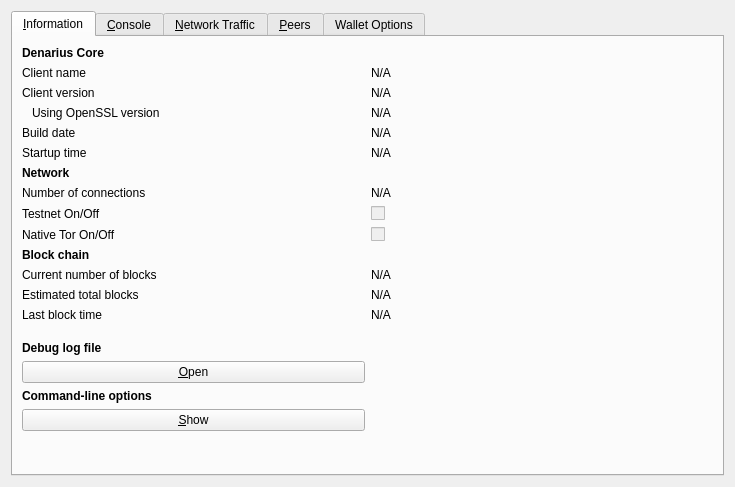
metaspartan/denarius, file src/qt/forms/rpcconsole.ui: the form before one commit.
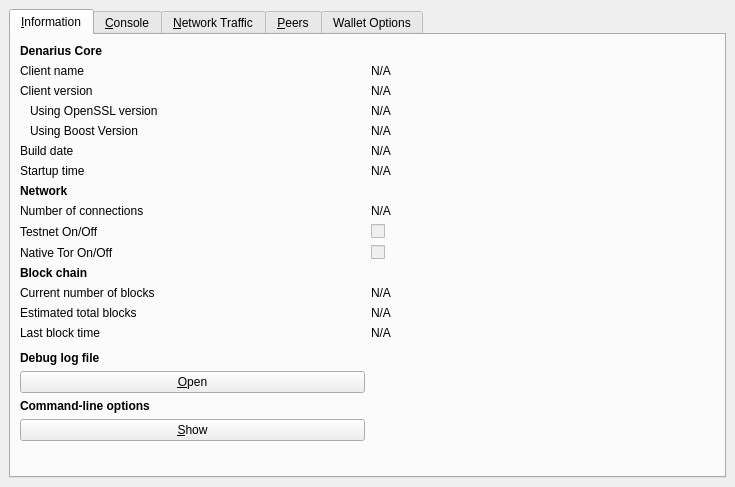
The form after the commit. The open tabs and pages were chosen to show the change. Icons and pictures are not drawn. Custom widgets are drawn as their Qt base class.

Commit message: Add Boost Version, Fixes for Boost v1.73 and greater, BOOST_FOREACH updates, and some more OpenSSL work

Patch:
```diff
--- a/src/qt/forms/rpcconsole.ui
+++ b/src/qt/forms/rpcconsole.ui
@@ -13,9 +13,15 @@
   <property name="windowTitle">
    <string>Denarius - Debug window</string>
   </property>
-  <layout class="QGridLayout" name="gridLayout_5">
-   <item row="0" column="0">
     <widget class="QTabWidget" name="tabWidget">
+   <property name="geometry">
+    <rect>
+     <x>9</x>
+     <y>9</y>
+     <width>717</width>
+     <height>469</height>
+    </rect>
+   </property>
      <property name="currentIndex">
       <number>4</number>
      </property>
@@ -24,7 +30,7 @@
        <string>&amp;Information</string>
       </attribute>
       <layout class="QGridLayout" name="gridLayout">
-       <item row="8" column="1">
+     <item row="11" column="1">
         <widget class="QCheckBox" name="isTestNet">
          <property name="enabled">
           <bool>false</bool>
@@ -103,7 +109,7 @@
          </property>
         </widget>
        </item>
-       <item row="4" column="1">
+     <item row="7" column="1">
         <widget class="QLabel" name="buildDate">
          <property name="cursor">
           <cursorShape>IBeamCursor</cursorShape>
@@ -119,7 +125,7 @@
          </property>
         </widget>
        </item>
-       <item row="4" column="0">
+     <item row="7" column="0">
         <widget class="QLabel" name="label_12">
          <property name="text">
           <string>Build date</string>
@@ -142,30 +148,30 @@
          </property>
         </widget>
        </item>
-       <item row="7" column="0">
+     <item row="8" column="1">
+      <widget class="QLabel" name="startupTime">
+       <property name="cursor">
+        <cursorShape>IBeamCursor</cursorShape>
+       </property>
+       <property name="text">
+        <string>N/A</string>
+       </property>
+       <property name="textFormat">
+        <enum>Qt::PlainText</enum>
+       </property>
+       <property name="textInteractionFlags">
+        <set>Qt::LinksAccessibleByMouse|Qt::TextSelectableByKeyboard|Qt::TextSelectableByMouse</set>
+       </property>
+      </widget>
+     </item>
+     <item row="10" column="0">
         <widget class="QLabel" name="label_7">
          <property name="text">
           <string>Number of connections</string>
          </property>
         </widget>
        </item>
-       <item row="5" column="1">
-        <widget class="QLabel" name="startupTime">
-         <property name="cursor">
-          <cursorShape>IBeamCursor</cursorShape>
-         </property>
-         <property name="text">
-          <string>N/A</string>
-         </property>
-         <property name="textFormat">
-          <enum>Qt::PlainText</enum>
-         </property>
-         <property name="textInteractionFlags">
-          <set>Qt::LinksAccessibleByMouse|Qt::TextSelectableByKeyboard|Qt::TextSelectableByMouse</set>
-         </property>
-        </widget>
-       </item>
-       <item row="6" column="0">
+     <item row="9" column="0">
         <widget class="QLabel" name="label_11">
          <property name="font">
           <font>
@@ -178,14 +184,7 @@
          </property>
         </widget>
        </item>
-       <item row="5" column="0">
-        <widget class="QLabel" name="label_13">
-         <property name="text">
-          <string>Startup time</string>
-         </property>
-        </widget>
-       </item>
-       <item row="7" column="1">
+     <item row="10" column="1">
         <widget class="QLabel" name="numberOfConnections">
          <property name="cursor">
           <cursorShape>IBeamCursor</cursorShape>
@@ -201,45 +200,81 @@
          </property>
         </widget>
        </item>
-       <item row="8" column="0">
-        <widget class="QLabel" name="label_8">
-         <property name="text">
-          <string>Testnet On/Off</string>
-         </property>
-        </widget>
-       </item>
-       <item row="9" column="1">
-        <widget class="QCheckBox" name="isNativeTor">
-         <property name="enabled">
-          <bool>false</bool>
-         </property>
-         <property name="text">
-          <string/>
-         </property>
-        </widget>
-       </item>
-       <item row="9" column="0">
+     <item row="12" column="0">
         <widget class="QLabel" name="label_81">
          <property name="text">
           <string>Native Tor On/Off</string>
          </property>
         </widget>
        </item>
-       <item row="13" column="0">
+     <item row="12" column="1">
+      <widget class="QCheckBox" name="isNativeTor">
+       <property name="enabled">
+        <bool>false</bool>
+       </property>
+       <property name="text">
+        <string/>
+       </property>
+      </widget>
+     </item>
+     <item row="11" column="0">
+      <widget class="QLabel" name="label_8">
+       <property name="text">
+        <string>Testnet On/Off</string>
+       </property>
+      </widget>
+     </item>
+     <item row="8" column="0">
+      <widget class="QLabel" name="label_13">
+       <property name="text">
+        <string>Startup time</string>
+       </property>
+      </widget>
+     </item>
+     <item row="16" column="1">
+      <widget class="QLabel" name="numberOfBlocks">
+       <property name="cursor">
+        <cursorShape>IBeamCursor</cursorShape>
+       </property>
+       <property name="text">
+        <string>N/A</string>
+       </property>
+       <property name="textFormat">
+        <enum>Qt::PlainText</enum>
+       </property>
+       <property name="textInteractionFlags">
+        <set>Qt::LinksAccessibleByMouse|Qt::TextSelectableByKeyboard|Qt::TextSelectableByMouse</set>
+       </property>
+      </widget>
+     </item>
+     <item row="19" column="0">
+      <spacer name="verticalSpacer_2">
+       <property name="orientation">
+        <enum>Qt::Vertical</enum>
+       </property>
+       <property name="sizeHint" stdset="0">
+        <size>
+         <width>20</width>
+         <height>20</height>
+        </size>
+       </property>
+      </spacer>
+     </item>
+     <item row="17" column="0">
+      <widget class="QLabel" name="label_4">
+       <property name="text">
+        <string>Estimated total blocks</string>
+       </property>
+      </widget>
+     </item>
+     <item row="16" column="0">
         <widget class="QLabel" name="label_3">
          <property name="text">
           <string>Current number of blocks</string>
          </property>
         </widget>
        </item>
-       <item row="14" column="0">
-        <widget class="QLabel" name="label_4">
-         <property name="text">
-          <string>Estimated total blocks</string>
-         </property>
-        </widget>
-       </item>
-       <item row="12" column="0">
+     <item row="15" column="0">
         <widget class="QLabel" name="label_10">
          <property name="font">
           <font>
@@ -252,72 +287,30 @@
          </property>
         </widget>
        </item>
-       <item row="13" column="1">
-        <widget class="QLabel" name="numberOfBlocks">
-         <property name="cursor">
-          <cursorShape>IBeamCursor</cursorShape>
-         </property>
-         <property name="text">
-          <string>N/A</string>
-         </property>
-         <property name="textFormat">
-          <enum>Qt::PlainText</enum>
-         </property>
-         <property name="textInteractionFlags">
-          <set>Qt::LinksAccessibleByMouse|Qt::TextSelectableByKeyboard|Qt::TextSelectableByMouse</set>
-         </property>
-        </widget>
-       </item>
-       <item row="16" column="0">
-        <spacer name="verticalSpacer_2">
-         <property name="orientation">
-          <enum>Qt::Vertical</enum>
-         </property>
-         <property name="sizeHint" stdset="0">
-          <size>
-           <width>20</width>
-           <height>20</height>
-          </size>
-         </property>
-        </spacer>
-       </item>
-       <item row="19" column="0">
-        <widget class="QLabel" name="labelCLOptions">
-         <property name="font">
-          <font>
-           <weight>75</weight>
-           <bold>true</bold>
-          </font>
-         </property>
-         <property name="text">
-          <string>Command-line options</string>
-         </property>
-        </widget>
-       </item>
-       <item row="15" column="1">
-        <widget class="QLabel" name="lastBlockTime">
-         <property name="cursor">
-          <cursorShape>IBeamCursor</cursorShape>
-         </property>
-         <property name="text">
-          <string>N/A</string>
-         </property>
-         <property name="textFormat">
-          <enum>Qt::PlainText</enum>
-         </property>
-         <property name="textInteractionFlags">
-          <set>Qt::LinksAccessibleByMouse|Qt::TextSelectableByKeyboard|Qt::TextSelectableByMouse</set>
-         </property>
-        </widget>
-       </item>
-       <item row="15" column="0">
+     <item row="18" column="0">
         <widget class="QLabel" name="label_2">
          <property name="text">
           <string>Last block time</string>
          </property>
         </widget>
        </item>
-       <item row="14" column="1">
+     <item row="18" column="1">
+      <widget class="QLabel" name="lastBlockTime">
+       <property name="cursor">
+        <cursorShape>IBeamCursor</cursorShape>
+       </property>
+       <property name="text">
+        <string>N/A</string>
+       </property>
+       <property name="textFormat">
+        <enum>Qt::PlainText</enum>
+       </property>
+       <property name="textInteractionFlags">
+        <set>Qt::LinksAccessibleByMouse|Qt::TextSelectableByKeyboard|Qt::TextSelectableByMouse</set>
+       </property>
+      </widget>
+     </item>
+     <item row="17" column="1">
         <widget class="QLabel" name="totalBlocks">
          <property name="cursor">
           <cursorShape>IBeamCursor</cursorShape>
@@ -333,33 +326,20 @@
          </property>
         </widget>
        </item>
-       <item row="21" column="0">
-        <spacer name="verticalSpacer">
-         <property name="orientation">
-          <enum>Qt::Vertical</enum>
-         </property>
-         <property name="sizeHint" stdset="0">
-          <size>
-           <width>20</width>
-           <height>40</height>
-          </size>
-         </property>
-        </spacer>
-       </item>
-       <item row="18" column="0">
-        <widget class="QPushButton" name="openDebugLogfileButton">
-         <property name="toolTip">
-          <string>Open the Denarius debug log file from the current data directory. This can take a few seconds for large log files.</string>
+     <item row="22" column="0">
+      <widget class="QLabel" name="labelCLOptions">
+       <property name="font">
+        <font>
+         <weight>75</weight>
+         <bold>true</bold>
+        </font>
          </property>
          <property name="text">
-          <string>&amp;Open</string>
-         </property>
-         <property name="autoDefault">
-          <bool>false</bool>
+        <string>Command-line options</string>
          </property>
         </widget>
        </item>
-       <item row="20" column="0">
+     <item row="23" column="0">
         <widget class="QPushButton" name="showCLOptionsButton">
          <property name="toolTip">
           <string>Show the Denarius-Qt help message to get a list with possible Denarius command-line options.</string>
@@ -372,7 +352,7 @@
          </property>
         </widget>
        </item>
-       <item row="17" column="0">
+     <item row="20" column="0">
         <widget class="QLabel" name="labelDebugLogfile">
          <property name="font">
           <font>
@@ -385,6 +365,58 @@
          </property>
         </widget>
        </item>
+     <item row="21" column="0">
+      <widget class="QPushButton" name="openDebugLogfileButton">
+       <property name="toolTip">
+        <string>Open the Denarius debug log file from the current data directory. This can take a few seconds for large log files.</string>
+       </property>
+       <property name="text">
+        <string>&amp;Open</string>
+       </property>
+       <property name="autoDefault">
+        <bool>false</bool>
+       </property>
+      </widget>
+     </item>
+     <item row="24" column="0">
+      <spacer name="verticalSpacer">
+       <property name="orientation">
+        <enum>Qt::Vertical</enum>
+       </property>
+       <property name="sizeHint" stdset="0">
+        <size>
+         <width>20</width>
+         <height>40</height>
+        </size>
+       </property>
+      </spacer>
+     </item>
+     <item row="4" column="0">
+      <widget class="QLabel" name="label_32">
+       <property name="text">
+        <string>Using Boost Version</string>
+       </property>
+       <property name="indent">
+        <number>10</number>
+       </property>
+      </widget>
+     </item>
+     <item row="4" column="1">
+      <widget class="QLabel" name="boostVersion">
+       <property name="cursor">
+        <cursorShape>IBeamCursor</cursorShape>
+       </property>
+       <property name="text">
+        <string>N/A</string>
+       </property>
+       <property name="textFormat">
+        <enum>Qt::PlainText</enum>
+       </property>
+       <property name="textInteractionFlags">
+        <set>Qt::LinksAccessibleByMouse|Qt::TextSelectableByKeyboard|Qt::TextSelectableByMouse</set>
+       </property>
+      </widget>
+     </item>
       </layout>
      </widget>
      <widget class="QWidget" name="tab_console">
@@ -1500,8 +1532,6 @@
       <zorder>wallet_path</zorder>
      </widget>
     </widget>
-   </item>
-  </layout>
  </widget>
  <customwidgets>
   <customwidget>
```
Left out of the diff: 22 changed lines with no effect on the pictures. Lines whose indentation alone changed are shown as unchanged. The commit also changes 35 other files.
